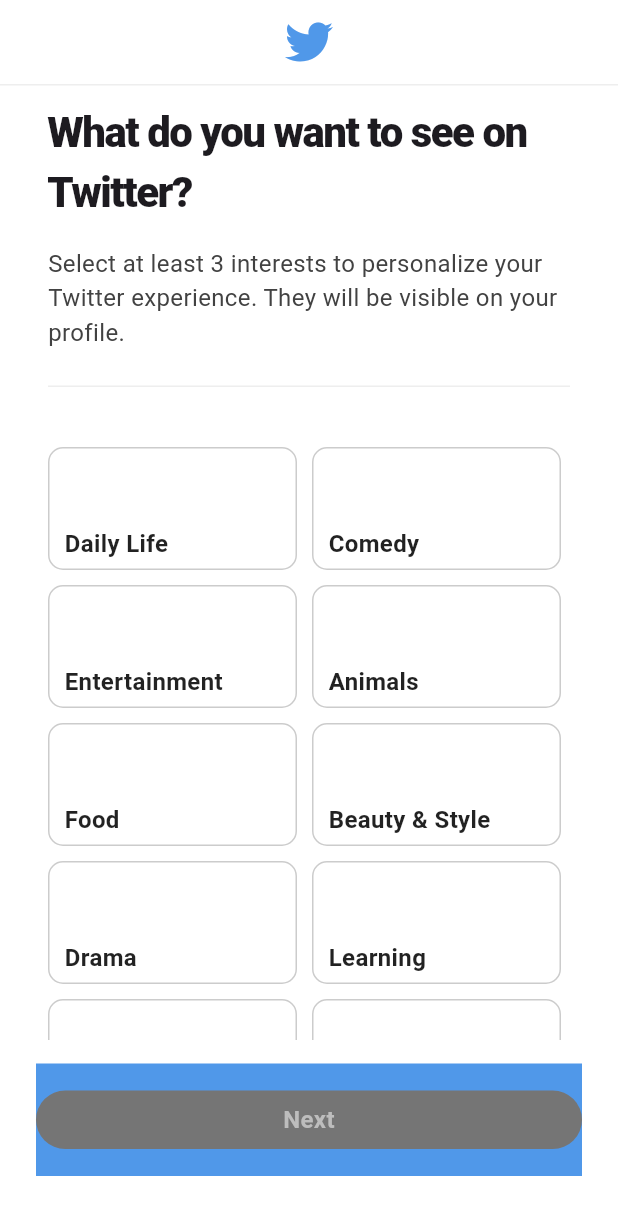
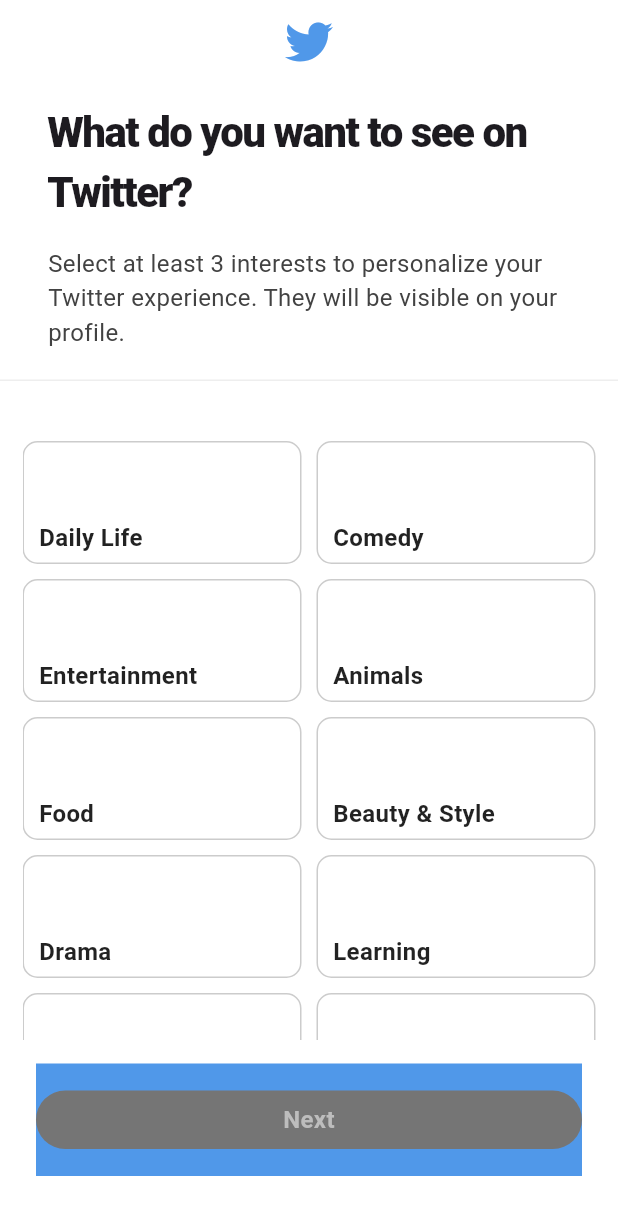
Before and after one commit to ggomdong/twitter, a Flutter app: the InterestsScreen screen opened directly, on a phone screen of 412 x 824 dp. Shown: the top 1215 px of the screen. Run offline on Flutter 3.47's test engine with Material 3 defaults, Android fonts, the phone set to English and light mode, and no system bars; our stand-ins replace font_awesome_flutter.

Commit message:
assignment12

```diff
--- a/lib/features/onboarding/interests_screen.dart
+++ b/lib/features/onboarding/interests_screen.dart
@@ -59,7 +59,7 @@ class _InterestsScreenState extends State<InterestsScreen> {
   Widget build(BuildContext context) {
     return Scaffold(
       appBar: CommonAppBar(type: LeadingType.none),
-      body: Stack(
+      body: Column(
         children: [
           Padding(
             padding: const EdgeInsets.symmetric(
@@ -86,7 +86,10 @@ class _InterestsScreenState extends State<InterestsScreen> {
                     color: Colors.grey.shade800,
                   ),
                 ),
-                Gaps.v24,
+              ],
+            ),
+          ),
+          Gaps.v20,
           Container(
             height: 1,
             width: double.infinity,
@@ -107,16 +110,6 @@ class _InterestsScreenState extends State<InterestsScreen> {
               ),
             ),
           )
-              ],
-            ),
-          ),
-          Positioned(
-            child: Container(
-              height: 1,
-              width: double.infinity,
-              color: Colors.grey.shade200,
-            ),
-          ),
         ],
       ),
       bottomNavigationBar: Container(
--- a/lib/features/onboarding/widgets/interest_button.dart
+++ b/lib/features/onboarding/widgets/interest_button.dart
@@ -29,7 +29,7 @@ class _InterestButtonState extends State<InterestButton> {
     return GestureDetector(
       onTap: _onTap,
       child: AnimatedContainer(
-        width: size.width / 2 - 40,
+        width: size.width / 2 - 20,
         height: Sizes.size80 + Sizes.size2,
         duration: const Duration(milliseconds: 300),
         decoration: BoxDecoration(
```
Lines whose indentation alone changed are shown as unchanged.
